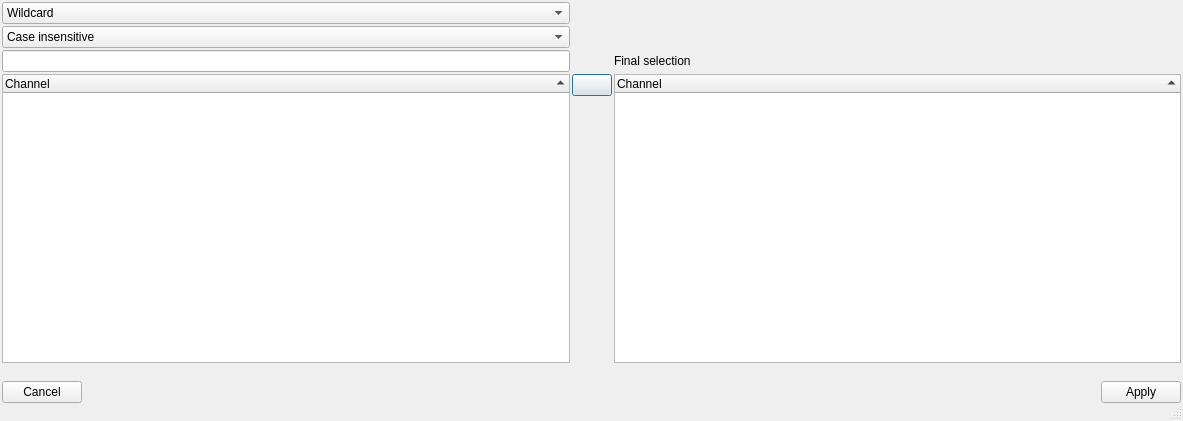
First picture: the form in src/asammdf/gui/ui/simple_search_dialog.ui, repository danielhrisca/asammdf, before the edit.
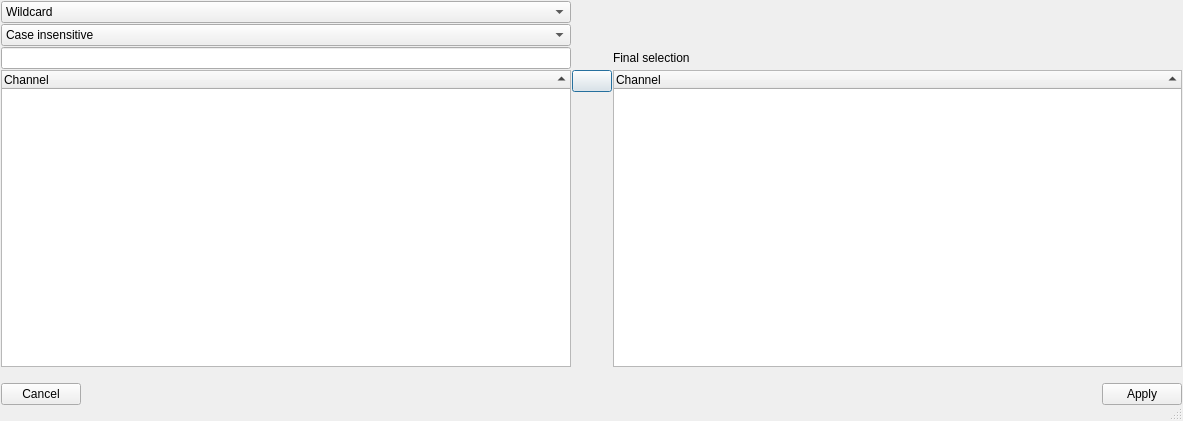
Second picture: the form after the edit. Icons and pictures are not drawn.

What changed in the file:
```diff
--- a/src/asammdf/gui/ui/simple_search_dialog.ui
+++ b/src/asammdf/gui/ui/simple_search_dialog.ui
@@ -18,19 +18,19 @@
   </property>
   <layout class="QGridLayout" name="gridLayout">
    <property name="leftMargin">
-  <number>2</number>
+  <number>1</number>
 </property>
    <property name="topMargin">
-  <number>2</number>
+  <number>1</number>
 </property>
    <property name="rightMargin">
-  <number>2</number>
+  <number>1</number>
 </property>
    <property name="bottomMargin">
-  <number>2</number>
+  <number>1</number>
 </property>
    <property name="spacing">
-  <number>2</number>
+  <number>1</number>
 </property>
    <item row="3" column="0" rowspan="2">
     <widget class="QTreeWidget" name="matches">
@@ -79,7 +79,7 @@
    <item row="0" column="2">
     <layout class="QHBoxLayout" name="horizontalLayout_2">
      <property name="spacing">
-  <number>2</number>
+  <number>1</number>
 </property>
      <item>
       <spacer name="horizontalSpacer">
@@ -147,7 +147,7 @@
    <item row="6" column="0" colspan="3">
     <layout class="QHBoxLayout" name="horizontalLayout" stretch="0,1,0">
      <property name="spacing">
-  <number>2</number>
+  <number>1</number>
 </property>
      <item>
       <widget class="QPushButton" name="cancel_btn">
```
